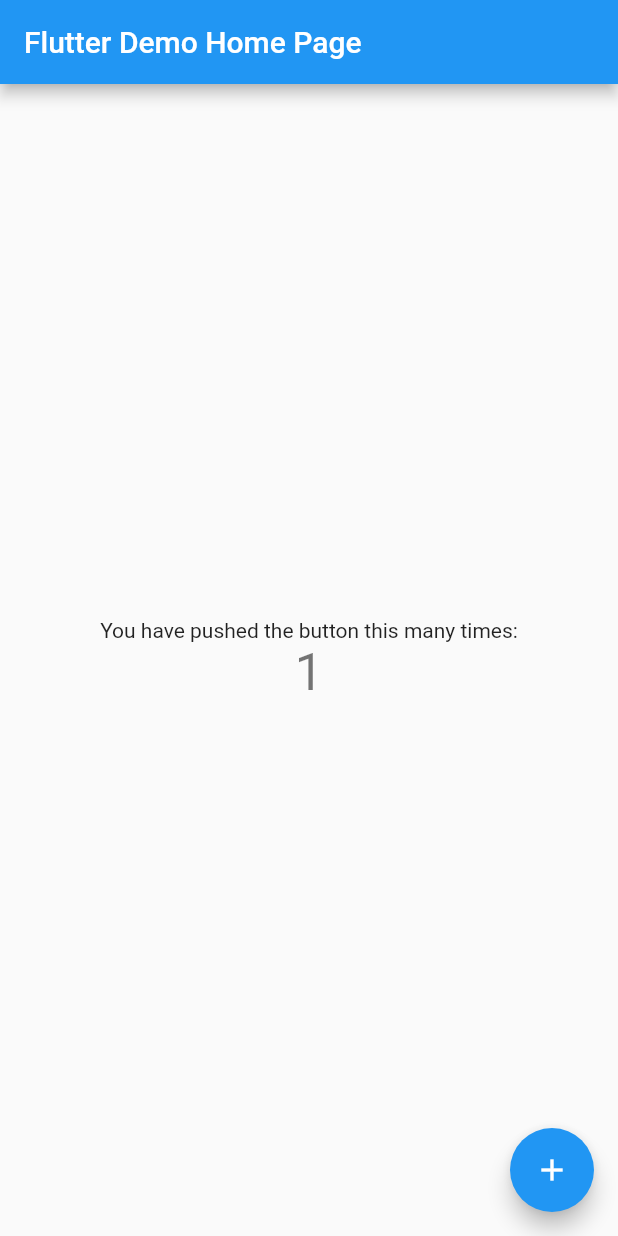
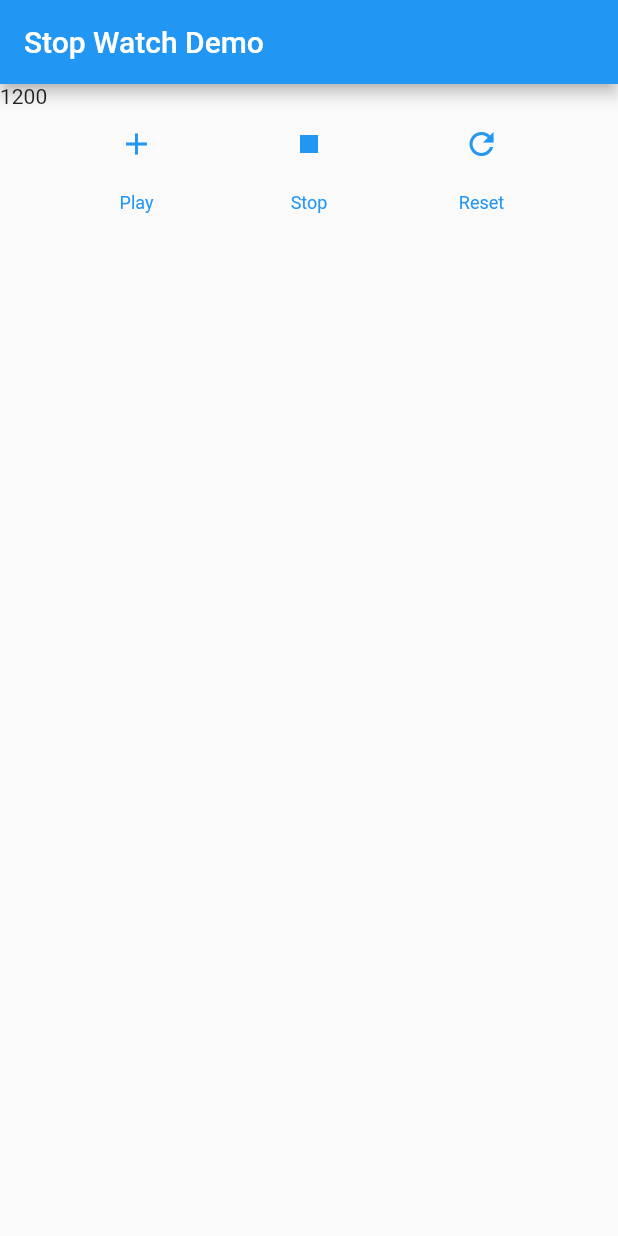
Before and after one commit to justincbeck/flutter_stopwatch, a Flutter app: the screen it shows after launch, after a tap on the "add" icon, on a phone screen of 412 x 824 dp. Run offline on Flutter 3.47's test engine with Material 2 defaults, Android fonts, the phone set to English and light mode, and no system bars.

Commit message:
get time to display and start stop in the UI

```diff
--- a/lib/main.dart
+++ b/lib/main.dart
@@ -1,115 +1,34 @@
 import 'package:flutter/material.dart';
+import 'package:provider/provider.dart';
+import 'package:stopwatch/screens/home_screen.dart';
+import 'notifiers/stop_watch_notifier.dart';
 
-void main() {
-  runApp(const MyApp());
+Future<void> main() async {
+  runApp(MultiProvider(providers: [
+    ChangeNotifierProvider(
+      create: (context) => StopWatchNotifier(),
+    ),
+  ], child: const MyApp()));
 }
 
-class MyApp extends StatelessWidget {
+class MyApp extends StatefulWidget {
   const MyApp({Key? key}) : super(key: key);
 
-  // This widget is the root of your application.
+  @override
+  State createState() {
+    return AppState();
+  }
+}
+
+class AppState extends State<MyApp> {
   @override
   Widget build(BuildContext context) {
     return MaterialApp(
       title: 'Flutter Demo',
       theme: ThemeData(
-        // This is the theme of your application.
-        //
-        // Try running your application with "flutter run". You'll see the
-        // application has a blue toolbar. Then, without quitting the app, try
-        // changing the primarySwatch below to Colors.green and then invoke
-        // "hot reload" (press "r" in the console where you ran "flutter run",
-        // or simply save your changes to "hot reload" in a Flutter IDE).
-        // Notice that the counter didn't reset back to zero; the application
-        // is not restarted.
         primarySwatch: Colors.blue,
       ),
-      home: const MyHomePage(title: 'Flutter Demo Home Page'),
+      home: const HomeScreen(title: 'Flutter Demo Home Page'),
     );
   }
 }
-
-class MyHomePage extends StatefulWidget {
-  const MyHomePage({Key? key, required this.title}) : super(key: key);
-
-  // This widget is the home page of your application. It is stateful, meaning
-  // that it has a State object (defined below) that contains fields that affect
-  // how it looks.
-
-  // This class is the configuration for the state. It holds the values (in this
-  // case the title) provided by the parent (in this case the App widget) and
-  // used by the build method of the State. Fields in a Widget subclass are
-  // always marked "final".
-
-  final String title;
-
-  @override
-  State<MyHomePage> createState() => _MyHomePageState();
-}
-
-class _MyHomePageState extends State<MyHomePage> {
-  int _counter = 0;
-
-  void _incrementCounter() {
-    setState(() {
-      // This call to setState tells the Flutter framework that something has
-      // changed in this State, which causes it to rerun the build method below
-      // so that the display can reflect the updated values. If we changed
-      // _counter without calling setState(), then the build method would not be
-      // called again, and so nothing would appear to happen.
-      _counter++;
-    });
-  }
-
-  @override
-  Widget build(BuildContext context) {
-    // This method is rerun every time setState is called, for instance as done
-    // by the _incrementCounter method above.
-    //
-    // The Flutter framework has been optimized to make rerunning build methods
-    // fast, so that you can just rebuild anything that needs updating rather
-    // than having to individually change instances of widgets.
-    return Scaffold(
-      appBar: AppBar(
-        // Here we take the value from the MyHomePage object that was created by
-        // the App.build method, and use it to set our appbar title.
-        title: Text(widget.title),
-      ),
-      body: Center(
-        // Center is a layout widget. It takes a single child and positions it
-        // in the middle of the parent.
-        child: Column(
-          // Column is also a layout widget. It takes a list of children and
-          // arranges them vertically. By default, it sizes itself to fit its
-          // children horizontally, and tries to be as tall as its parent.
-          //
-          // Invoke "debug painting" (press "p" in the console, choose the
-          // "Toggle Debug Paint" action from the Flutter Inspector in Android
-          // Studio, or the "Toggle Debug Paint" command in Visual Studio Code)
-          // to see the wireframe for each widget.
-          //
-          // Column has various properties to control how it sizes itself and
-          // how it positions its children. Here we use mainAxisAlignment to
-          // center the children vertically; the main axis here is the vertical
-          // axis because Columns are vertical (the cross axis would be
-          // horizontal).
-          mainAxisAlignment: MainAxisAlignment.center,
-          children: <Widget>[
-            const Text(
-              'You have pushed the button this many times:',
-            ),
-            Text(
-              '$_counter',
-              style: Theme.of(context).textTheme.headline4,
-            ),
-          ],
-        ),
-      ),
-      floatingActionButton: FloatingActionButton(
-        onPressed: _incrementCounter,
-        tooltip: 'Increment',
-        child: const Icon(Icons.add),
-      ), // This trailing comma makes auto-formatting nicer for build methods.
-    );
-  }
-}
--- /dev/null
+++ b/lib/models/stop_watch.dart
@@ -0,0 +1,28 @@
+class StopWatch {
+  num timeInterval = -1;
+  num start = 0;
+  num lapStart = 0;
+  num totalMillis = 0;
+  num lapMillis = 0;
+  List<num> laps = [];
+
+  StopWatch();
+
+  StopWatch.fromMap(Map<String, dynamic> data) {
+    timeInterval = data['timeInterval'];
+    start = data['start'];
+    lapStart = data['lapStart'];
+    totalMillis = data['totalMillis'];
+    laps = data['laps'];
+  }
+
+  Map<String, dynamic> toMap() {
+    return {
+      'timeInterval': timeInterval,
+      'start': start,
+      'lapStart': lapStart,
+      'totalMillis': totalMillis,
+      'laps': laps,
+    };
+  }
+}
--- /dev/null
+++ b/lib/notifiers/stop_watch_notifier.dart
@@ -0,0 +1,42 @@
+import 'package:flutter/material.dart';
+import 'dart:async';
+import 'package:stopwatch/models/stop_watch.dart';
+
+class StopWatchNotifier with ChangeNotifier {
+  final StopWatch _stopWatch = StopWatch();
+  late Timer _timer;
+
+  getTotalMillis() {
+    return _stopWatch.totalMillis;
+  }
+
+  start() {
+    DateTime start = DateTime.now();
+    _stopWatch.start = start.millisecondsSinceEpoch - _stopWatch.totalMillis;
+    _stopWatch.lapStart = start.millisecondsSinceEpoch - _stopWatch.lapMillis;
+    _timer = Timer.periodic(const Duration(milliseconds: 10), (timer) {
+      DateTime now = DateTime.now();
+      _stopWatch.totalMillis = now.millisecondsSinceEpoch - _stopWatch.start;
+      _stopWatch.lapMillis = now.millisecondsSinceEpoch - _stopWatch.lapStart;
+      notifyListeners();
+    });
+  }
+
+  stop() {
+    _timer.cancel();
+    notifyListeners();
+  }
+
+  lap() {
+    DateTime now = DateTime.now();
+    _stopWatch.lapStart = now.millisecondsSinceEpoch;
+    _stopWatch.laps.add(_stopWatch.lapMillis);
+    notifyListeners();
+  }
+
+  reset() {
+    _stopWatch.totalMillis = 0;
+    _stopWatch.lapMillis = 0;
+    notifyListeners();
+  }
+}
--- /dev/null
+++ b/lib/screens/home_screen.dart
@@ -0,0 +1,92 @@
+import 'package:flutter/material.dart';
+import 'package:stopwatch/notifiers/stop_watch_notifier.dart';
+import 'package:provider/provider.dart';
+
+class HomeScreen extends StatefulWidget {
+  const HomeScreen({Key? key, required this.title}) : super(key: key);
+  final String title;
+
+  @override
+  State<HomeScreen> createState() => _HomeScreenState();
+}
+
+class _HomeScreenState extends State<HomeScreen> {
+  @override
+  Widget build(BuildContext context) {
+    StopWatchNotifier stopWatchNotifier = Provider.of<StopWatchNotifier>(context);
+
+    return Scaffold(
+        appBar: AppBar(
+          title: const Text('Stop Watch Demo'),
+        ),
+        body: Column(
+          children: [
+            Row(children: [
+              Text(stopWatchNotifier.getTotalMillis().toString()),
+            ]),
+            Row(mainAxisAlignment: MainAxisAlignment.spaceEvenly, children: [
+              Column(
+                mainAxisSize: MainAxisSize.min,
+                mainAxisAlignment: MainAxisAlignment.center,
+                children: [
+                  IconButton(
+                    icon: const Icon(Icons.add, color: Colors.blue),
+                    onPressed: () {
+                      stopWatchNotifier.start();
+                    },
+                  ),
+                  Container(
+                      margin: const EdgeInsets.only(top: 8),
+                      child: const Text('Play',
+                          style: TextStyle(
+                            fontSize: 12,
+                            fontWeight: FontWeight.w400,
+                            color: Colors.blue,
+                          )))
+                ],
+              ),
+              Column(
+                mainAxisSize: MainAxisSize.min,
+                mainAxisAlignment: MainAxisAlignment.center,
+                children: [
+                  IconButton(
+                    icon: const Icon(Icons.stop, color: Colors.blue),
+                    onPressed: () {
+                      stopWatchNotifier.stop();
+                    },
+                  ),
+                  Container(
+                      margin: const EdgeInsets.only(top: 8),
+                      child: const Text('Stop',
+                          style: TextStyle(
+                            fontSize: 12,
+                            fontWeight: FontWeight.w400,
+                            color: Colors.blue,
+                          )))
+                ],
+              ),
+              Column(
+                mainAxisSize: MainAxisSize.min,
+                mainAxisAlignment: MainAxisAlignment.center,
+                children: [
+                  IconButton(
+                    icon: const Icon(Icons.refresh, color: Colors.blue),
+                    onPressed: () {
+                      stopWatchNotifier.reset();
+                    },
+                  ),
+                  Container(
+                      margin: const EdgeInsets.only(top: 8),
+                      child: const Text('Reset',
+                          style: TextStyle(
+                            fontSize: 12,
+                            fontWeight: FontWeight.w400,
+                            color: Colors.blue,
+                          )))
+                ],
+              )
+            ])
+          ],
+        ));
+  }
+}
--- a/pubspec.yaml
+++ b/pubspec.yaml
@@ -29,7 +29,7 @@ environment:
 dependencies:
   flutter:
     sdk: flutter
-
+  provider: ^6.0.3
 
   # The following adds the Cupertino Icons font to your application.
   # Use with the CupertinoIcons class for iOS style icons.
```
Also changed, not shown: pubspec.lock.
